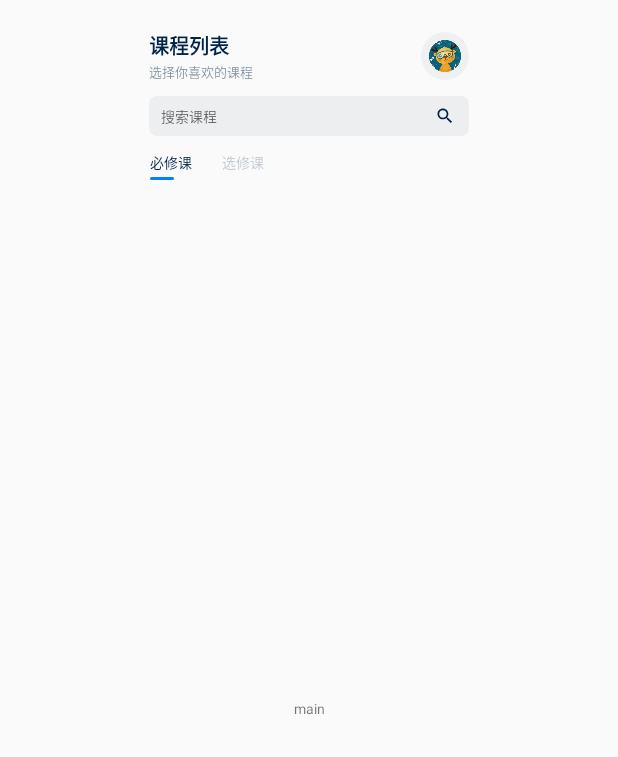
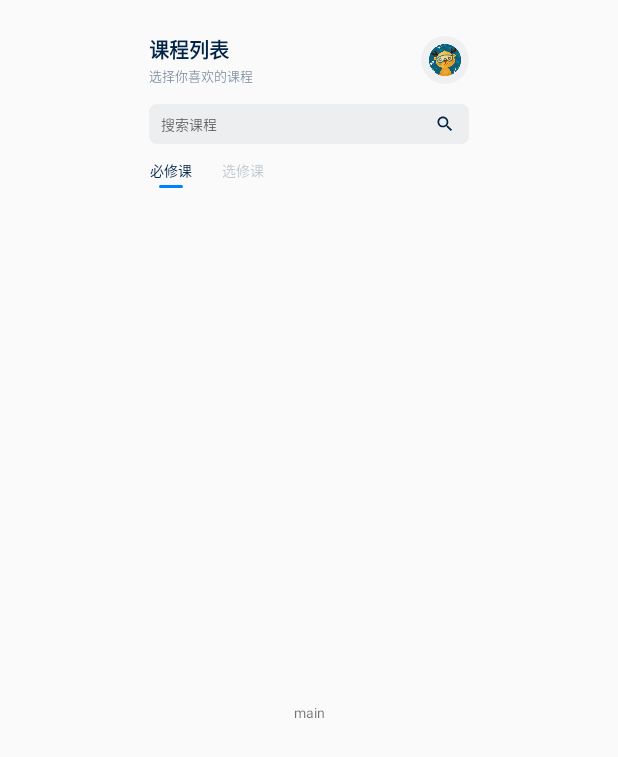
Before and after one commit to keyebang/keyebang-1, an Android app: the fragment CourseListFragment shown on its own in the app's theme, on a phone screen of 412 x 824 dp. Shown: the top 757 px of the screen. Run offline under Robolectric (Android 15) with nearby library versions, the phone set to English and light mode, and no system bars; our stand-ins replace CircleImageView.

Commit message:
UI Optimization

```diff
--- a/app/src/main/res/drawable/courselist_indicator.xml
+++ b/app/src/main/res/drawable/courselist_indicator.xml
@@ -1,8 +1,7 @@
 <?xml version="1.0" encoding="utf-8"?>
 <layer-list xmlns:android="http://schemas.android.com/apk/res/android">
     <item
-        android:gravity="start"
-        android:left="15dp"
+        android:gravity="center_horizontal"
         >
         <shape>
             <corners android:radius="4dp" />
--- a/app/src/main/res/layout/fragment_courselist.xml
+++ b/app/src/main/res/layout/fragment_courselist.xml
@@ -25,7 +25,7 @@
 
         <androidx.constraintlayout.widget.ConstraintLayout
             android:layout_width="match_parent"
-            android:layout_height="80dp">
+            android:layout_height="88dp">
 
             <LinearLayout
                 android:layout_width="wrap_content"
--- a/app/src/main/res/layout/fragment_coursetable.xml
+++ b/app/src/main/res/layout/fragment_coursetable.xml
@@ -22,7 +22,7 @@
         <androidx.constraintlayout.widget.ConstraintLayout
             android:id="@+id/tableTitle"
             android:layout_width="match_parent"
-            android:layout_height="80dp">
+            android:layout_height="88dp">
 
             <LinearLayout
                 android:layout_width="wrap_content"
```
